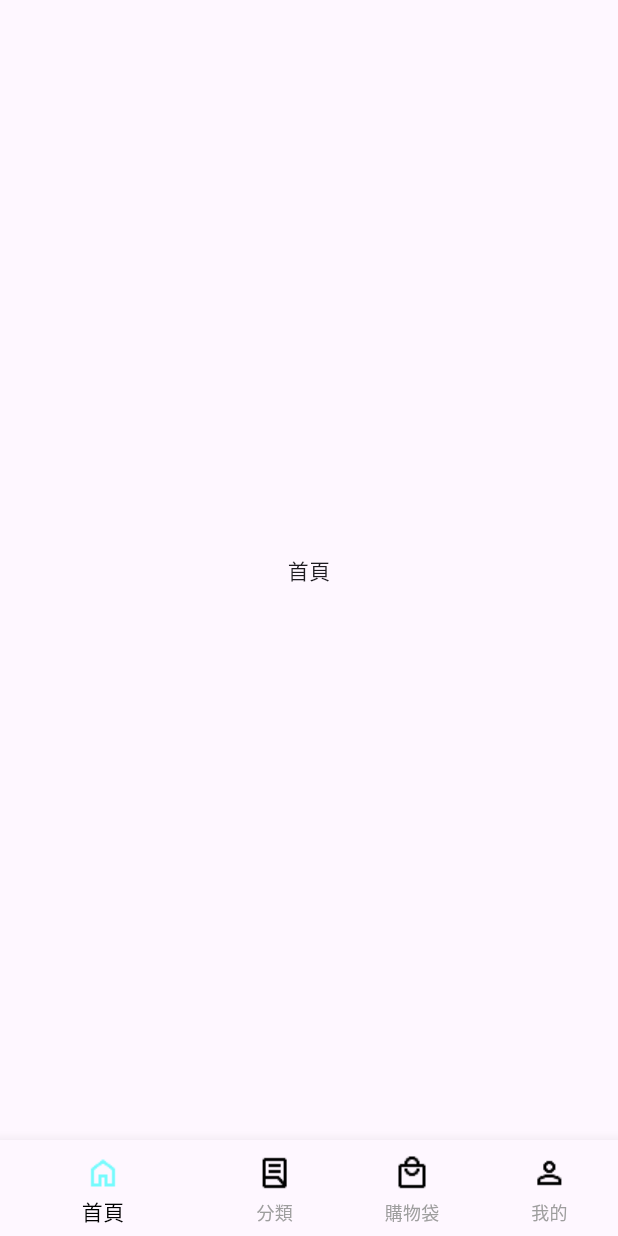
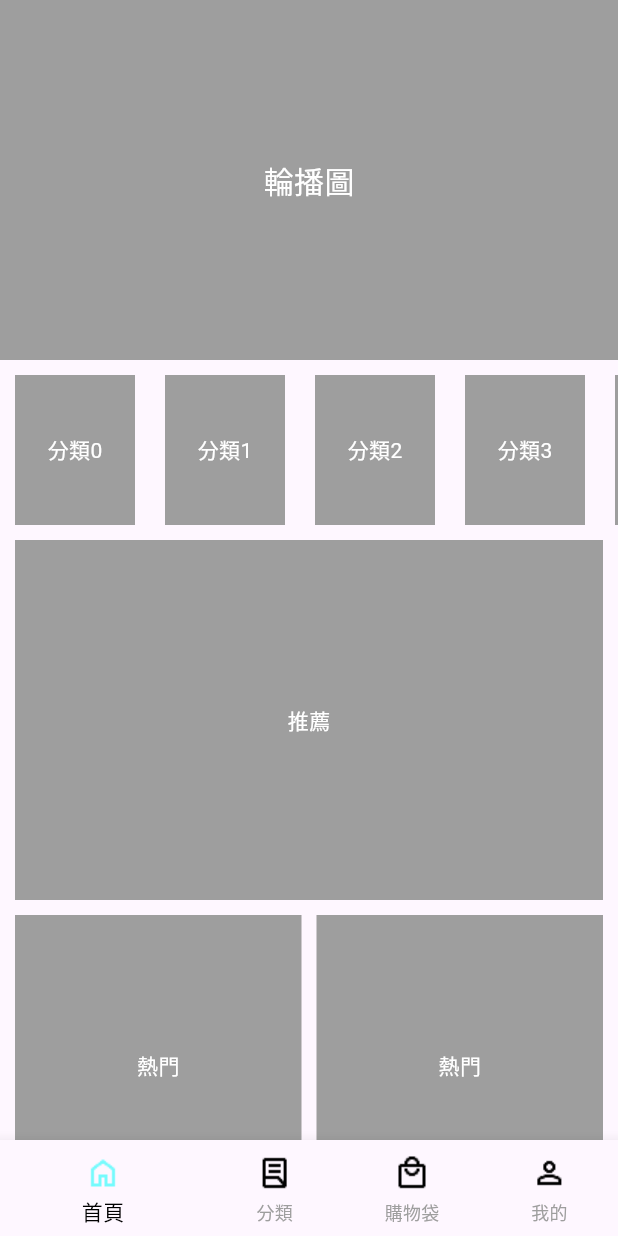
Before and after one commit to leo917033/leo_shop, a Flutter app: the screen it shows after launch, on a phone screen of 412 x 824 dp. Run offline on Flutter 3.47's test engine with Material 3 defaults, Android fonts, the phone set to English and light mode, and no system bars.

Commit message:
完成首頁基礎布局

```diff
--- /dev/null
+++ b/lib/components/Home/Category.dart
@@ -0,0 +1,33 @@
+import 'package:flutter/material.dart';
+
+class Category extends StatefulWidget {
+  const Category({super.key});
+
+  @override
+  State<Category> createState() => _CategoryState();
+}
+
+class _CategoryState extends State<Category> {
+  @override
+  Widget build(BuildContext context) {
+    //return ListView();
+    //要返回橫向滾動，要設高度
+    return SizedBox(
+      height: 100,
+      child: ListView.builder(
+        scrollDirection: Axis.horizontal,//橫向排列
+        itemCount: 10,
+        itemBuilder: (BuildContext context, int index) {
+          return Container(
+            width: 80,
+            height: 100,
+            alignment: Alignment.center,//居中
+            color: Colors.grey,
+            child: Text("分類$index",style: const TextStyle(color: Colors.white),),
+            margin: const EdgeInsets.symmetric(horizontal: 10),
+          );
+        },
+      ),
+    );
+  }
+}
--- /dev/null
+++ b/lib/components/Home/Hot.dart
@@ -0,0 +1,19 @@
+import 'package:flutter/material.dart';
+
+class Hot extends StatefulWidget {
+  const Hot({super.key});
+
+  @override
+  State<Hot> createState() => _HotState();
+}
+
+class _HotState extends State<Hot> {
+  @override
+  Widget build(BuildContext context) {
+    return Container(
+      color: Colors.grey,
+      alignment: Alignment.center,
+      child: const Text("熱門",style: TextStyle(color: Colors.white),),
+      height: 200,);
+  }
+}
--- /dev/null
+++ b/lib/components/Home/MoreList.dart
@@ -0,0 +1,28 @@
+import 'package:flutter/material.dart';
+
+class Morelist extends StatefulWidget {
+  const Morelist({super.key});
+
+  @override
+  State<Morelist> createState() => _MorelistState();
+}
+
+class _MorelistState extends State<Morelist> {
+  @override
+  Widget build(BuildContext context) {
+    return SliverGrid.builder(//二维的、可以滚动的网格布局。.builder 这个后缀，这意味着它采用了懒加载（lazy loading）的构建方式。只有当列表项（item）即将滚动到屏幕内时
+      gridDelegate: SliverGridDelegateWithFixedCrossAxisCount(
+        crossAxisCount: 2,//网格兩列
+        mainAxisSpacing: 10,//水平间距
+        crossAxisSpacing: 10,//垂直间距
+      ),
+      itemBuilder: (BuildContext context, int index) {
+        return Container(
+          color: Colors.grey,
+          alignment: Alignment.center,
+          child: Text("商品$index",style: const TextStyle(color: Colors.white),),
+        );
+      },
+    );
+  }
+}
--- /dev/null
+++ b/lib/components/Home/Silder.dart
@@ -0,0 +1,20 @@
+import 'package:flutter/material.dart';
+
+class Silder extends StatefulWidget {
+  const Silder({super.key});
+
+  @override
+  State<Silder> createState() => _SilderState();
+}
+
+class _SilderState extends State<Silder> {
+  @override
+  Widget build(BuildContext context) {
+    return Container(
+      height: 240,
+      color: Colors.grey,
+      alignment: Alignment.center,
+      child: const Text("輪播圖",style: TextStyle(fontSize: 20,color: Colors.white),),
+    );
+  }
+}
--- /dev/null
+++ b/lib/components/Home/Suggestion.dart
@@ -0,0 +1,23 @@
+import 'package:flutter/material.dart';
+
+class Suggestion extends StatefulWidget {
+  const Suggestion({super.key});
+
+  @override
+  State<Suggestion> createState() => _SuggestionState();
+}
+
+class _SuggestionState extends State<Suggestion> {
+  @override
+  Widget build(BuildContext context) {
+    return Padding(//Padding加外邊距
+      padding: EdgeInsets.symmetric(horizontal: 10),
+      child: Container(
+        color: Colors.grey,
+        alignment: Alignment.center,
+        height: 240,
+        child: const Text("推薦", style: TextStyle(color: Colors.white)),
+      ),
+    );
+  }
+}
--- a/lib/pages/Home/index.dart
+++ b/lib/pages/Home/index.dart
@@ -1,4 +1,10 @@
 import 'package:flutter/material.dart';
+
+import '../../components/Home/Category.dart';
+import '../../components/Home/Hot.dart';
+import '../../components/Home/MoreList.dart';
+import '../../components/Home/Silder.dart';
+import '../../components/Home/Suggestion.dart';
 
 class HomeView extends StatefulWidget {
   const HomeView({super.key});
@@ -8,8 +14,39 @@ class HomeView extends StatefulWidget {
 }
 
 class _HomeViewState extends State<HomeView> {
+  List<Widget> _getScrollChildren() {
+    return [
+      //轉sliver家族
+      SliverToBoxAdapter(child: Silder()), //輪播圖
+      SliverToBoxAdapter(child: SizedBox(height: 10)),
+      SliverToBoxAdapter(child: Category()), //分類
+      SliverToBoxAdapter(child: SizedBox(height: 10)),
+      SliverToBoxAdapter(child: Suggestion()), //推薦
+      SliverToBoxAdapter(child: SizedBox(height: 10)),
+      SliverToBoxAdapter(
+        child: Padding(
+          padding: EdgeInsets.symmetric(horizontal: 10),
+          child: Flex(
+            //Flex 是一个可以在主轴方向（水平或垂直）上排列子组件的布局 Widget
+            direction: Axis.horizontal,
+            children: [
+              Expanded(child: Hot()),
+              //Expanded Widget 只能在 Row, Column, 或 Flex 的 children 中使用。
+              SizedBox(width: 10),
+              Expanded(child: Hot()),
+              //它的唯一作用是：强制其子组件（child）填满主轴（Main Axis）上的所有剩余可用空间。
+            ],
+          ),
+        ),
+      ),
+      SliverToBoxAdapter(child: SizedBox(height: 10)),
+      Morelist(),//函數內部是sliver家族,不用SliverToBoxAdapter()
+    ];
+  }
+
   @override
   Widget build(BuildContext context) {
-    return Center(child: Text("首頁"));
+    //滾動體系中的核心組件
+    return CustomScrollView(slivers: _getScrollChildren()); //要sliver家族內容
   }
 }
```
